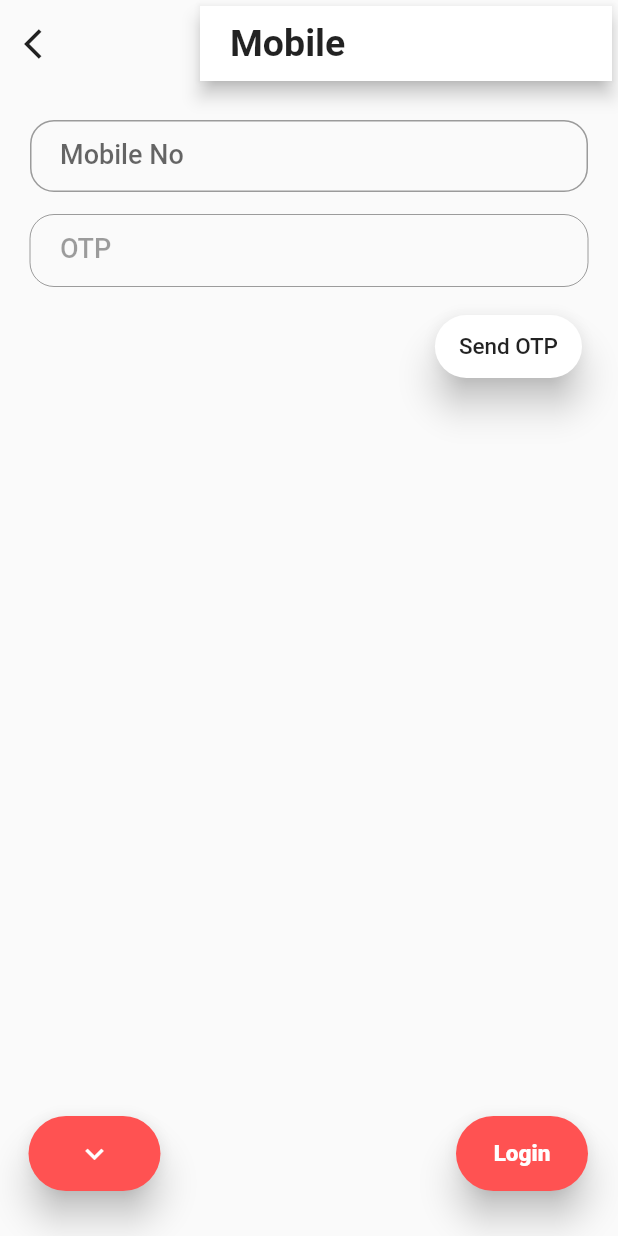
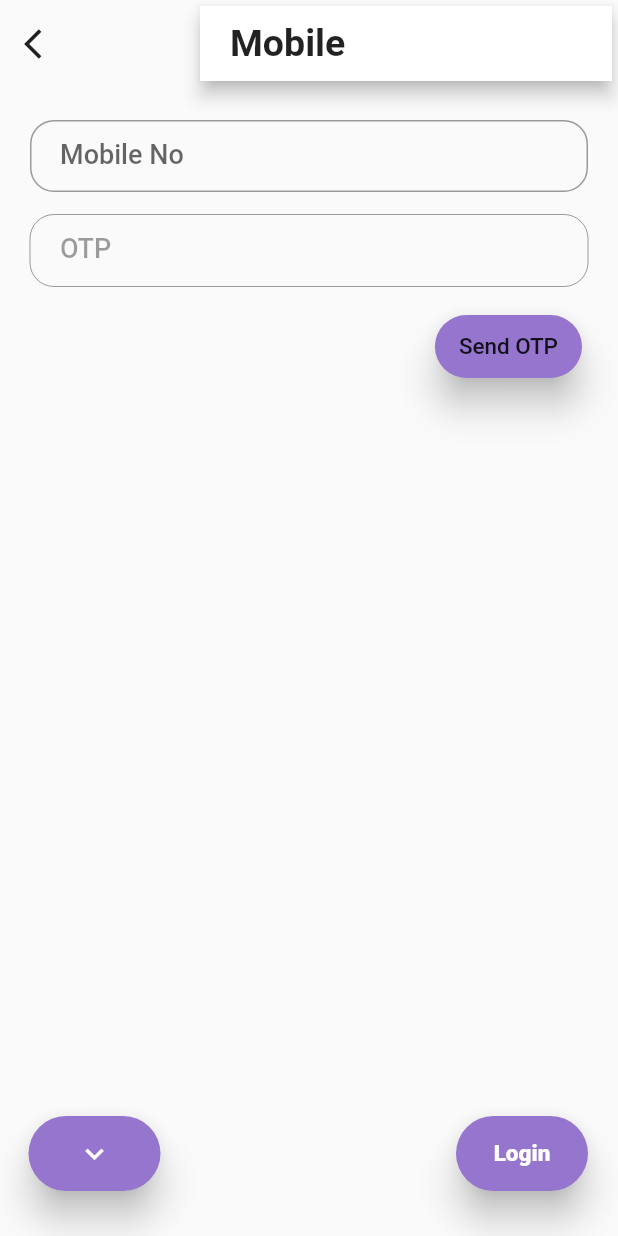
Before and after one commit to ketanchoyal/theParker-Flutter, a Flutter app: the LoginPage screen opened directly, after a tap on the "phone" icon, on a phone screen of 412 x 824 dp. Run offline on Flutter 3.47's test engine with Material 2 defaults, Android fonts, the phone set to English and light mode, and no system bars; Roboto replaces fonts that are missing (K2D); statements that could not run were skipped.

Commit message:
Color changed

```diff
--- a/lib/UI/Pages/Login/ForgotPassword.dart
+++ b/lib/UI/Pages/Login/ForgotPassword.dart
@@ -60,7 +60,7 @@ class _ForgotPasswordPageState extends State<ForgotPasswordPage> {
                     child: Text(
                       Kstrings.send_recovery_mail,
                       style: TextStyle(
-                        // color: kmainColorTeacher,
+                        color: Colors.white,
                         fontSize: 15,
                       ),
                     ),
--- a/lib/UI/Pages/Login/LoginPage.dart
+++ b/lib/UI/Pages/Login/LoginPage.dart
@@ -59,7 +59,7 @@ class _LoginPageState extends State<LoginPage> {
                            kopenPageBottom(context, MobileLoginPage());
                           },
                           height: 50,
-                          backgroundColor: Colors.redAccent,
+                          // backgroundColor: Colors.redAccent,
                         ),
                       ),
                     ),
@@ -143,7 +143,7 @@ class _LoginPageState extends State<LoginPage> {
                               child: Text(
                                 notYetRegisteringText,
                                 style: TextStyle(
-                                  // color: kmainColorTeacher,
+                                  color: Colors.white,
                                   fontSize: 15,
                                 ),
                               ),
@@ -166,7 +166,7 @@ class _LoginPageState extends State<LoginPage> {
                               child: Text(
                                 Kstrings.need_help,
                                 style: TextStyle(
-                                  // color: kmainColorTeacher,
+                                  color: Colors.white,
                                   fontSize: 15,
                                 ),
                               ),
--- a/lib/UI/Pages/Login/MobileLoginPage.dart
+++ b/lib/UI/Pages/Login/MobileLoginPage.dart
@@ -47,7 +47,7 @@ class _MobileLoginPageState extends State<MobileLoginPage> {
                       Navigator.pop(context);
                     },
                     height: 50,
-                    backgroundColor: Colors.redAccent,
+                    // backgroundColor: Colors.redAccent,
                   ),
                 ),
               ),
--- a/lib/UI/Widgets/LoginRoundedButton.dart
+++ b/lib/UI/Widgets/LoginRoundedButton.dart
@@ -27,7 +27,7 @@ class LoginRoundedButton extends StatelessWidget {
           // text: 'Login',
           onPressed: onPressed,
           height: 50,
-          backgroundColor: Colors.redAccent,
+          // backgroundColor: Colors.redAccent,
         ),
       ),
     );
--- a/lib/UI/Widgets/ReusableRoundedButton.dart
+++ b/lib/UI/Widgets/ReusableRoundedButton.dart
@@ -18,7 +18,7 @@ class ReusableRoundedButton extends StatelessWidget {
   @override
   Widget build(BuildContext context) {
     return Card(
-      color: backgroundColor,
+      color: backgroundColor ?? Theme.of(context).primaryColor,
       elevation: elevation ?? 10,
       shape: kRoundedButtonShape,
       child: MaterialButton(
--- a/pubspec.yaml
+++ b/pubspec.yaml
@@ -10,10 +10,8 @@ dependencies:
     sdk: flutter
   provider: ^3.0.0+1
   get_it: ^1.0.3+2
-  # intro_views_flutter: ^2.6.0
   eva_icons_flutter: ^2.0.0
   cupertino_icons: ^0.1.2
-  # flutter_lottie: ^0.2.0
 
 dev_dependencies:
   flutter_test:
```
